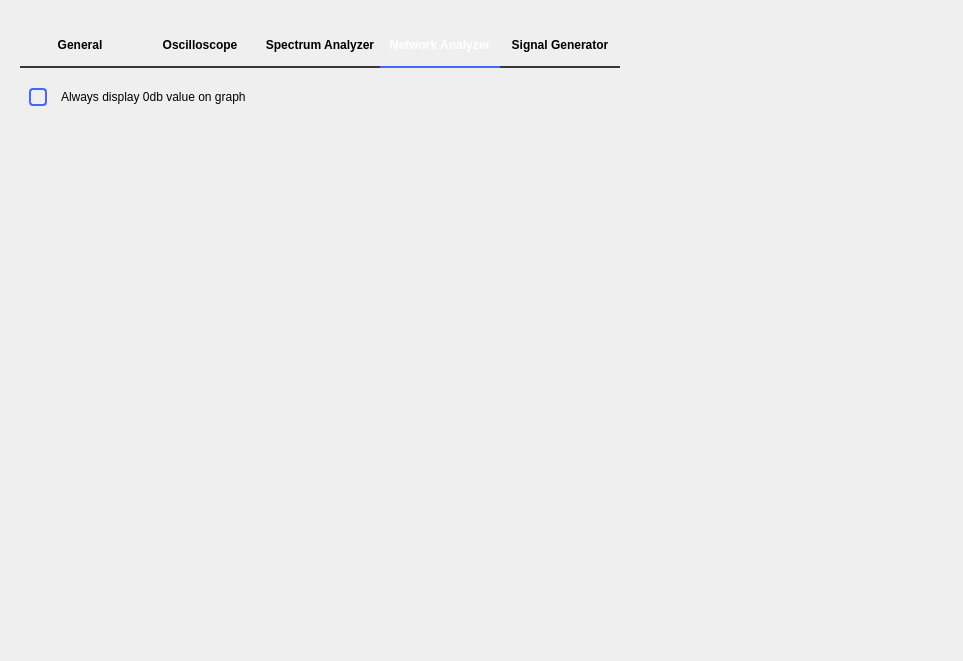
The window that ui/preferences.ui (analogdevicesinc/scopy) describes before a commit, drawn with Qt 5.
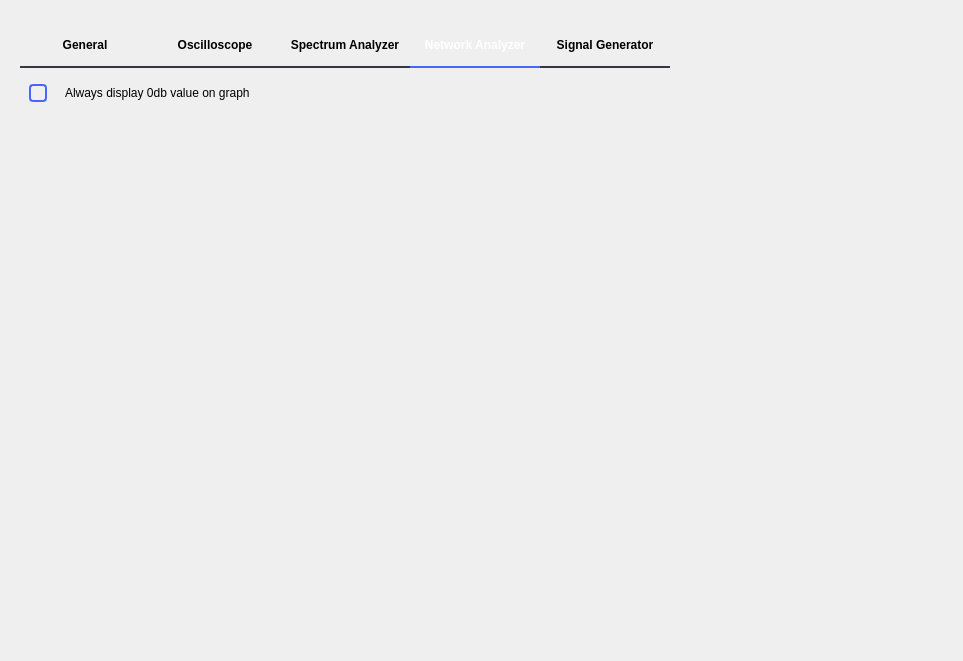
The same window after the commit. The open tabs and pages were chosen to show the change. Custom widgets are drawn as their Qt base class.

Commit message: ui/preferences.ui: fix spacing issue

Patch:
```diff
--- a/ui/preferences.ui
+++ b/ui/preferences.ui
@@ -33,7 +33,7 @@
   border-top: 0px;
 }
 QTabBar::tab {
-  min-width: 120px;
+  min-width: 130px;
   min-height: 32px;
   padding-bottom: 5px;
   font: bold;
@@ -430,10 +430,16 @@
           <string>Network Analyzer</string>
          </attribute>
          <layout class="QVBoxLayout" name="verticalLayout_6">
+          <property name="spacing">
+           <number>10</number>
+          </property>
+          <property name="topMargin">
+           <number>15</number>
+          </property>
           <item>
            <layout class="QHBoxLayout" name="horizontalLayout_5">
             <property name="topMargin">
-             <number>10</number>
+             <number>0</number>
             </property>
             <item>
              <widget class="QCheckBox" name="na_zeroCheckBox">
```
Left out of the diff: 2 changed lines with no effect on the pictures.
